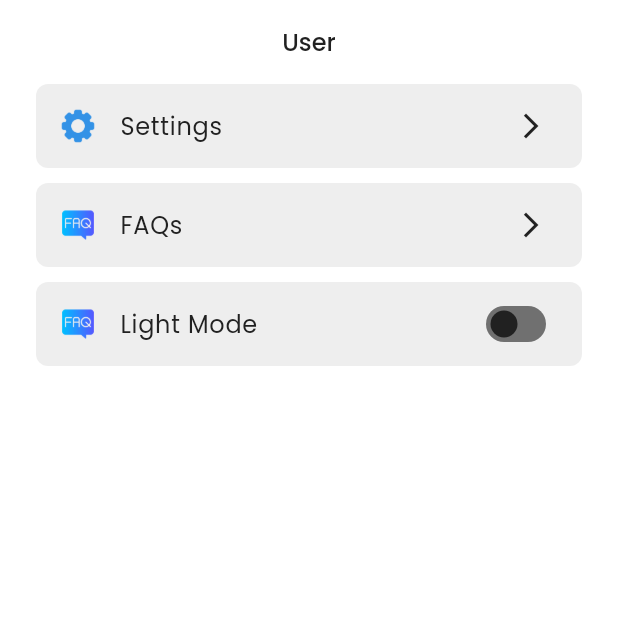
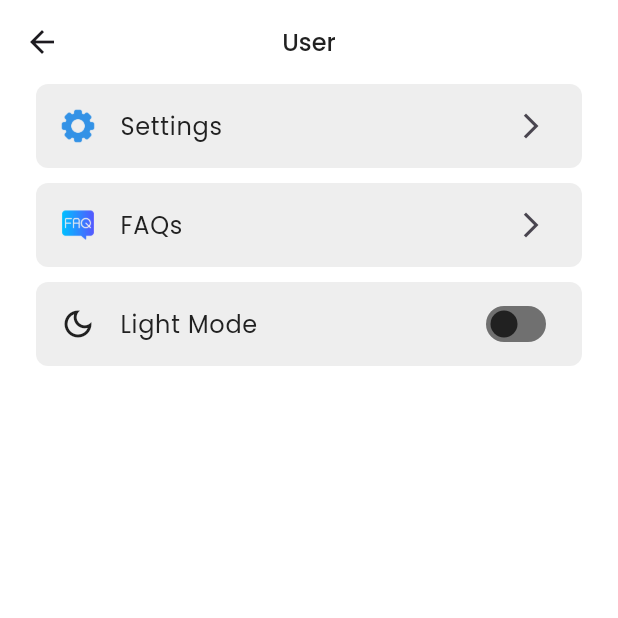
Before and after one commit to Suraj-K022/e_learning_app, a Flutter app: the StudentProfile screen opened directly, on a phone screen of 412 x 824 dp, the top half of it. Run offline on Flutter 3.47's test engine with Material 3 defaults, Android fonts, the phone set to English and light mode, and no system bars; our stand-ins replace cloud_firestore, firebase_auth, firebase_core, get, google_fonts, google_sign_in and 5 more; missing offline and left inert: syncfusion_flutter_pdfviewer; accounts and stored records are empty.

Commit message:
minor fixes in ui

```diff
--- a/lib/screens/Student/Student_Dashboard/StudentHome/PdfDetailScreen/pdf_detail_screen.dart
+++ b/lib/screens/Student/Student_Dashboard/StudentHome/PdfDetailScreen/pdf_detail_screen.dart
@@ -55,6 +55,7 @@ class _PdfDetailScreenState extends State<PdfDetailScreen> {
           children: [
             Poppins(
               text: widget.description,
+              maxLines: 100,
               fontWeight: FontWeight.w500,
               color: Get.theme.secondaryHeaderColor,
               fontSize: 16,
--- a/lib/screens/Student/Student_Dashboard/StudentProfile/student_profile.dart
+++ b/lib/screens/Student/Student_Dashboard/StudentProfile/student_profile.dart
@@ -1,30 +1,22 @@
-import 'package:e_learning_app/utils/images.dart';
 import 'package:flutter/material.dart';
 import 'package:get/get.dart';
 
 import '../../../../customWidgets/custom_switch.dart';
 import '../../../../customWidgets/customtext.dart';
 import '../../../../themedata/theme_data.dart';
+import '../../../../utils/images.dart';
 
-import 'DownloadScreen/download_screen.dart';
 import 'FAQsScreen/faqs_screen.dart';
-import 'SettingScreen/ProfileScreen/profile_screen.dart';
 import 'SettingScreen/setting_screen.dart';
 
-class StudentProfile extends StatefulWidget {
-  const StudentProfile({super.key});
+class StudentProfile extends StatelessWidget {
+  StudentProfile({super.key});
+  final ThemeController themeController = Get.find();
 
-  @override
-  State<StudentProfile> createState() => _StudentProfileState();
-}
-
-class _StudentProfileState extends State<StudentProfile> {
-  final ThemeController themeController = Get.find();
   @override
   Widget build(BuildContext context) {
     return Obx(() => Scaffold(
       appBar: AppBar(
-            leading: SizedBox(),
         centerTitle: true,
         backgroundColor: Get.theme.scaffoldBackgroundColor,
         title: Poppins(
@@ -35,107 +27,42 @@ class _StudentProfileState extends State<StudentProfile> {
         ),
       ),
       body: ListView(
-            padding: EdgeInsets.symmetric(horizontal: 24),
+        padding: const EdgeInsets.symmetric(horizontal: 24),
         children: [
-
-
-
-
-              // ListTile(
-              //   onTap: () {
-              //     Get.to(DownloadScreen());
-              //   },
-              //   shape: RoundedRectangleBorder(
-              //       borderRadius: BorderRadius.all(Radius.circular(8))),
-              //   tileColor: Get.theme.cardColor,
-              //   leading: Image.asset(
-              //     Images.download,
-              //     height: 24,
-              //     width: 24,
-              //     fit: BoxFit.cover,
-              //   ),
-              //   title: Poppins(
-              //     text: 'Downloads',
-              //     fontWeight: FontWeight.w400,
-              //     color: Get.theme.secondaryHeaderColor,
-              //     fontSize: 16,
-              //   ),
-              //   trailing: Icon(
-              //     Icons.arrow_forward_ios,
-              //     size: 20,
-              //     color: Get.theme.secondaryHeaderColor,
-              //   ),
-              // ),
-              // SizedBox(
-              //   height: 10,
-              // ),
           ListTile(
-                onTap: () {
-                  Get.to(()=>SettingScreen());
-                },
-                shape: RoundedRectangleBorder(
-                    borderRadius: BorderRadius.all(Radius.circular(8))),
+            onTap: () => Get.to(() => SettingScreen()),
+            shape: RoundedRectangleBorder(borderRadius: BorderRadius.circular(8)),
             tileColor: Get.theme.cardColor,
-                leading: Image.asset(
-                  Images.setting,
-                  height: 24,
-                  width: 24,
-                  fit: BoxFit.cover,
-                ),
+            leading: Image.asset(Images.setting, height: 24, width: 24),
             title: Poppins(
               text: 'Settings',
               fontWeight: FontWeight.w400,
               color: Get.theme.secondaryHeaderColor,
               fontSize: 16,
             ),
-                trailing: Icon(
-                  Icons.arrow_forward_ios,
-                  size: 20,
-                  color: Get.theme.secondaryHeaderColor,
+            trailing: const Icon(Icons.arrow_forward_ios, size: 20),
           ),
-              ),
-              SizedBox(
-                height: 10,
-              ),
+          const SizedBox(height: 10),
           ListTile(
-                onTap: () {
-                  Get.to(()=>FaqsScreen());
-                },
-                shape: RoundedRectangleBorder(
-                    borderRadius: BorderRadius.all(Radius.circular(8))),
+            onTap: () => Get.to(() => FaqsScreen()),
+            shape: RoundedRectangleBorder(borderRadius: BorderRadius.circular(8)),
             tileColor: Get.theme.cardColor,
-                leading: Image.asset(
-                  Images.faq,
-                  height: 24,
-                  width: 24,
-                  fit: BoxFit.cover,
-                ),
+            leading: Image.asset(Images.faq, height: 24, width: 24),
             title: Poppins(
               text: 'FAQs',
               fontWeight: FontWeight.w400,
               color: Get.theme.secondaryHeaderColor,
               fontSize: 16,
             ),
-                trailing: Icon(
-                  Icons.arrow_forward_ios,
-                  size: 20,
-                  color: Get.theme.secondaryHeaderColor,
+            trailing: const Icon(Icons.arrow_forward_ios, size: 20),
           ),
-              ),
-              SizedBox(
-                height: 10,
-              ),
+          const SizedBox(height: 10),
           ListTile(
-                shape: RoundedRectangleBorder(
-                    borderRadius: BorderRadius.all(Radius.circular(8))),
-                tileColor:
-                    Get.theme.cardColor, // This will now update immediately
-                leading: Image.asset(Images.faq,
-                    height: 24, width: 24, fit: BoxFit.cover),
+            shape: RoundedRectangleBorder(borderRadius: BorderRadius.circular(8)),
+            tileColor: Get.theme.cardColor,
+            leading: Icon(Icons.dark_mode_outlined, color: Get.theme.secondaryHeaderColor),
             title: Poppins(
-                  text: themeController.isDarkMode.value
-                      ? 'Dark Mode '
-                      : 'Light Mode',
+              text: themeController.isDarkMode.value ? 'Dark Mode' : 'Light Mode',
               fontWeight: FontWeight.w400,
               color: Get.theme.secondaryHeaderColor,
               fontSize: 16,
@@ -145,9 +72,6 @@ class _StudentProfileState extends State<StudentProfile> {
               initialValue: themeController.isDarkMode.value,
             ),
           ),
-              SizedBox(
-                height: 10,
-              ),
         ],
       ),
     ));
```
Also changed, not shown: lib/controller/auth_controller.dart (+12 -105 lines), lib/data/repository/auth_repo.dart (+19 -86 lines), lib/screens/Student/Student_Dashboard/StudentHome/testSeriesScreen/test_series_screen.dart (+31 -0 lines), lib/screens/authScreens/signUpScreen/signup_screen.dart (+15 -26 lines). Lines whose indentation alone changed are shown as unchanged.
